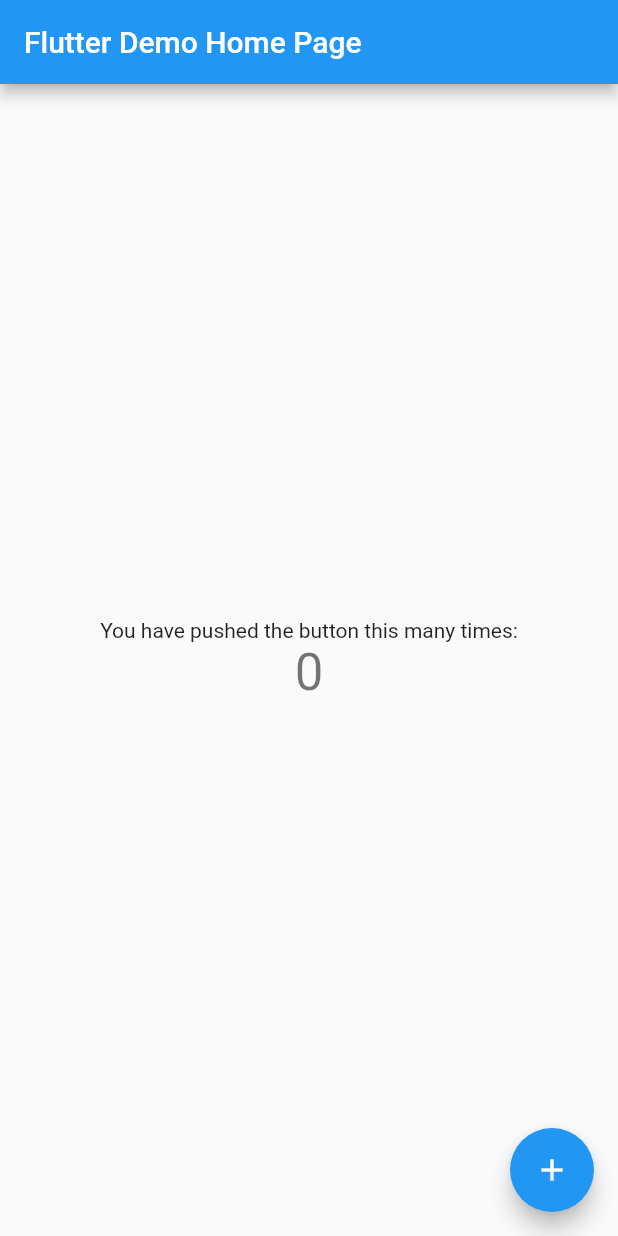
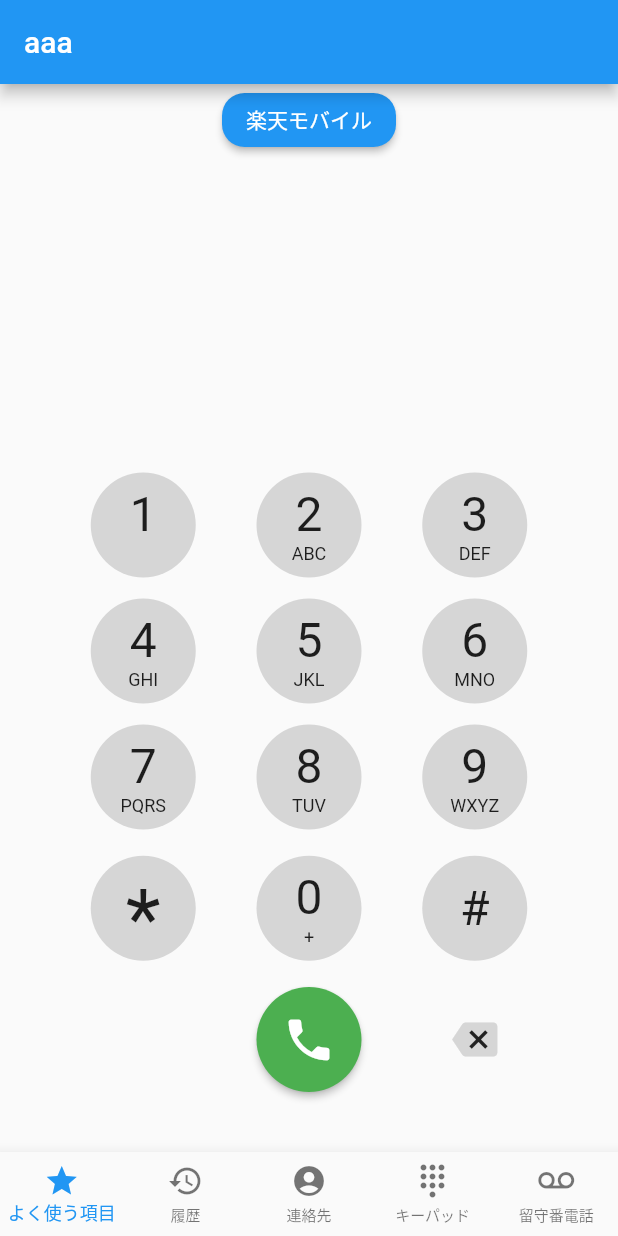
Before and after one commit to Aniokrait/mock_ios_phone_app, a Flutter app: the screen it shows after launch, on a phone screen of 412 x 824 dp. Run offline on Flutter 3.47's test engine with Material 2 defaults, Android fonts, the phone set to English and light mode, and no system bars; our stand-ins replace flutter_riverpod.

Commit message:
キーパッド画面9割型実装完了

```diff
--- a/lib/main.dart
+++ b/lib/main.dart
@@ -1,115 +1,55 @@
 import 'package:flutter/material.dart';
+import 'package:flutter_riverpod/flutter_riverpod.dart';
+import 'package:mock_ios_phone_app/pages/dial_page.dart';
 
 void main() {
-  runApp(const MyApp());
+  runApp(const ProviderScope(child: MyApp()));
 }
 
 class MyApp extends StatelessWidget {
   const MyApp({Key? key}) : super(key: key);
 
-  // This widget is the root of your application.
   @override
   Widget build(BuildContext context) {
     return MaterialApp(
       title: 'Flutter Demo',
       theme: ThemeData(
-        // This is the theme of your application.
-        //
-        // Try running your application with "flutter run". You'll see the
-        // application has a blue toolbar. Then, without quitting the app, try
-        // changing the primarySwatch below to Colors.green and then invoke
-        // "hot reload" (press "r" in the console where you ran "flutter run",
-        // or simply save your changes to "hot reload" in a Flutter IDE).
-        // Notice that the counter didn't reset back to zero; the application
-        // is not restarted.
         primarySwatch: Colors.blue,
       ),
-      home: const MyHomePage(title: 'Flutter Demo Home Page'),
+      home: const MyHomePage(),
     );
   }
 }
 
-class MyHomePage extends StatefulWidget {
-  const MyHomePage({Key? key, required this.title}) : super(key: key);
-
-  // This widget is the home page of your application. It is stateful, meaning
-  // that it has a State object (defined below) that contains fields that affect
-  // how it looks.
-
-  // This class is the configuration for the state. It holds the values (in this
-  // case the title) provided by the parent (in this case the App widget) and
-  // used by the build method of the State. Fields in a Widget subclass are
-  // always marked "final".
-
-  final String title;
+class MyHomePage extends ConsumerWidget {
+  const MyHomePage({Key? key}) : super(key: key);
 
   @override
-  State<MyHomePage> createState() => _MyHomePageState();
-}
-
-class _MyHomePageState extends State<MyHomePage> {
-  int _counter = 0;
-
-  void _incrementCounter() {
-    setState(() {
-      // This call to setState tells the Flutter framework that something has
-      // changed in this State, which causes it to rerun the build method below
-      // so that the display can reflect the updated values. If we changed
-      // _counter without calling setState(), then the build method would not be
-      // called again, and so nothing would appear to happen.
-      _counter++;
-    });
-  }
-
-  @override
-  Widget build(BuildContext context) {
-    // This method is rerun every time setState is called, for instance as done
-    // by the _incrementCounter method above.
-    //
-    // The Flutter framework has been optimized to make rerunning build methods
-    // fast, so that you can just rebuild anything that needs updating rather
-    // than having to individually change instances of widgets.
+  Widget build(BuildContext context, WidgetRef ref) {
     return Scaffold(
       appBar: AppBar(
         // Here we take the value from the MyHomePage object that was created by
         // the App.build method, and use it to set our appbar title.
-        title: Text(widget.title),
+        title: const Text('aaa'),
       ),
-      body: Center(
-        // Center is a layout widget. It takes a single child and positions it
-        // in the middle of the parent.
-        child: Column(
-          // Column is also a layout widget. It takes a list of children and
-          // arranges them vertically. By default, it sizes itself to fit its
-          // children horizontally, and tries to be as tall as its parent.
-          //
-          // Invoke "debug painting" (press "p" in the console, choose the
-          // "Toggle Debug Paint" action from the Flutter Inspector in Android
-          // Studio, or the "Toggle Debug Paint" command in Visual Studio Code)
-          // to see the wireframe for each widget.
-          //
-          // Column has various properties to control how it sizes itself and
-          // how it positions its children. Here we use mainAxisAlignment to
-          // center the children vertically; the main axis here is the vertical
-          // axis because Columns are vertical (the cross axis would be
-          // horizontal).
-          mainAxisAlignment: MainAxisAlignment.center,
-          children: <Widget>[
-            const Text(
-              'You have pushed the button this many times:',
-            ),
-            Text(
-              '$_counter',
-              style: Theme.of(context).textTheme.headline4,
-            ),
-          ],
-        ),
+      body: DialPage(),
+      bottomNavigationBar: BottomNavigationBar(
+        type: BottomNavigationBarType.fixed,
+        selectedFontSize: 12,
+        unselectedFontSize: 10,
+        currentIndex: ref.watch(tabIndex),
+        onTap: (index) => {ref.read(tabIndex.notifier).state = index},
+        items: const [
+          BottomNavigationBarItem(icon: Icon(Icons.star), label: 'よく使う項目'),
+          BottomNavigationBarItem(icon: Icon(Icons.history), label: '履歴'),
+          BottomNavigationBarItem(
+              icon: Icon(Icons.account_circle), label: '連絡先'),
+          BottomNavigationBarItem(icon: Icon(Icons.dialpad), label: 'キーパッド'),
+          BottomNavigationBarItem(icon: Icon(Icons.voicemail), label: '留守番電話'),
+        ],
       ),
-      floatingActionButton: FloatingActionButton(
-        onPressed: _incrementCounter,
-        tooltip: 'Increment',
-        child: const Icon(Icons.add),
-      ), // This trailing comma makes auto-formatting nicer for build methods.
     );
   }
 }
+
+final tabIndex = StateProvider<int>((ref) => 0);
--- /dev/null
+++ b/lib/pages/dial_page.dart
@@ -0,0 +1,262 @@
+
+
+import 'package:flutter/material.dart';
+import 'package:flutter/src/widgets/framework.dart';
+import 'package:flutter_riverpod/flutter_riverpod.dart';
+
+final _phoneNumber = StateProvider<String>((ref) => '');
+final _visibleAddNumText = StateProvider<bool>((ref) => false);
+
+class DialPage extends ConsumerWidget {
+  DialPage({Key? key}) : super(key: key);
+
+  @override
+  Widget build(BuildContext context, WidgetRef ref) {
+    return Column(
+      mainAxisAlignment: MainAxisAlignment.end,
+      children: [
+        carrierButton(),
+        phoneNumsText(ref),
+        Visibility(
+          visible: ref.watch(_visibleAddNumText),
+          child: addToContactsButton(),
+        ),
+        const Spacer(),
+        dialRow(firstRowDials(ref)),
+        dialRow(secondRowDials(ref)),
+        dialRow(thirdRowDials(ref)),
+        dialRow(fourthRowDials(ref)),
+        fifthRow(ref),
+      ],
+    );
+  }
+
+  /// button to select a mobile carrier
+  ElevatedButton carrierButton() {
+    return ElevatedButton(
+      style: ElevatedButton.styleFrom(
+        shape: RoundedRectangleBorder(
+          borderRadius: BorderRadius.circular(15),
+        ),
+      ),
+      onPressed: () => {},
+      child: const Text('楽天モバイル'),
+    );
+  }
+
+  /// text field of the input phone number
+  Text phoneNumsText(WidgetRef ref) {
+    int fontSize = 32;
+
+    // 打ち込まれた数字列を取得する(現在値)
+    String phoneNumber = ref.watch(_phoneNumber);
+    int numlength = phoneNumber.length;
+    // 表示用は別変数にする(先頭は...で置き換えるが内部的には全桁保持しておくため)
+    String dispPhoneNum = phoneNumber;
+
+    if(15 <= numlength && numlength <= 20) {
+      // 15文字目〜20文字目まで少しづつ小さくなっていく
+      // 桁数が増えるほど文字は小さくなる
+      fontSize = fontSize - (14 - numlength).abs();
+    } else if(21 <= numlength) {
+      // リビルド時にフォントが元の大きさに戻ってしまうので、小さいままにしておく
+      fontSize = 26;
+
+      // 21文字目からは先頭文字列が...に置き換わる
+      int leadingPos = (20 - numlength).abs();
+      dispPhoneNum = '...${phoneNumber.substring(leadingPos)}';
+    }
+
+    return Text(
+      dispPhoneNum,
+      style: TextStyle(fontSize: fontSize.toDouble()),
+    );
+  }
+
+  /// button to add phone number to contacts
+  TextButton addToContactsButton() {
+    return TextButton(
+      onPressed: () => {},
+      child: const Text(
+        '番号を追加',
+        style: TextStyle(fontSize: 14),
+      ),
+    );
+  }
+
+  Container dialRow(List<Widget> dialButtons) {
+    return Container(
+      margin: const EdgeInsets.only(left: 20, top: 14, right: 20),
+      child: Row(
+        mainAxisAlignment: MainAxisAlignment.spaceEvenly,
+        children: dialButtons,
+      ),
+    );
+  }
+
+  List<ElevatedButton> firstRowDials(WidgetRef ref) {
+    return [
+      // 1は半角スペースがないとなぜか上寄せになる。
+      dialButton('1', ' ', ref.read),
+      dialButton('2', 'ABC', ref.read),
+      dialButton('3', 'DEF', ref.read),
+    ];
+  }
+
+  List<ElevatedButton> secondRowDials(WidgetRef ref) {
+    return [
+      dialButton('4', 'GHI', ref.read),
+      dialButton('5', 'JKL', ref.read),
+      dialButton('6', 'MNO', ref.read),
+    ];
+  }
+
+  List<ElevatedButton> thirdRowDials(WidgetRef ref) {
+    return [
+      dialButton('7', 'PQRS', ref.read),
+      dialButton('8', 'TUV', ref.read),
+      dialButton('9', 'WXYZ', ref.read),
+    ];
+  }
+
+  List<ElevatedButton> fourthRowDials(WidgetRef ref) {
+    return [
+      dialButton('*', '', ref.read),
+      dialButton('0', '+', ref.read),
+      dialButton('#', '', ref.read),
+    ];
+  }
+
+  Container fifthRow(WidgetRef ref) {
+    return Container(
+      margin:
+      const EdgeInsets.only(left: 20, top: 14, right: 20, bottom: 40),
+      child: Row(
+        mainAxisAlignment: MainAxisAlignment.spaceEvenly,
+        children: [
+          const SizedBox(
+            width: 70,
+            height: 70,
+          ),
+          handsetButton(),
+          backspaceButton(ref),
+        ],
+      ),
+    );
+  }
+
+  /// returns round shaped dial button
+  ElevatedButton dialButton(String dialChar, String alphabet, Reader read) {
+    return ElevatedButton(
+      style: ElevatedButton.styleFrom(
+        primary: Colors.grey[350],
+        elevation: 0,
+        shape: const CircleBorder(),
+        minimumSize: const Size(70, 70),
+      ),
+      onPressed: () {
+        read(_phoneNumber.notifier).state += dialChar;
+        read(_visibleAddNumText.notifier).state = true;
+      },
+      //以下ボタン内のテキストの設定
+      child: () {
+        return RichText(
+          textAlign: TextAlign.center,
+          text: dialButtonText(dialChar, alphabet),
+        );
+      }(),
+    );
+  }
+
+  TextSpan dialButtonText(String dialChar, String alphabet) {
+    double dialFontSize = 32;
+    const double alphabetFontSize = 12;
+    const fontColor = Colors.black87;
+
+    if (dialChar == '*') {
+      dialFontSize = 54;
+    }
+
+    final List<InlineSpan> textSpanList = [];
+    // ＊が上側に寄ってしまうのを回避
+    if (dialChar == '*') {
+      textSpanList.add(
+        const TextSpan(
+          text: '\n',
+          style: TextStyle(fontSize: alphabetFontSize, color: fontColor),
+        ),
+      );
+    }
+
+    // 数字行
+    textSpanList.add(TextSpan(
+      text: dialChar,
+      style: TextStyle(fontSize: dialFontSize, color: fontColor),
+    ));
+
+    // 記号以外の場合のみ2行目用のTextSpanを追加
+    if (dialChar != '*' && dialChar != '#') {
+      textSpanList.add(TextSpan(
+        text: '\n$alphabet',
+        style: const TextStyle(fontSize: alphabetFontSize, color: fontColor),
+      ));
+    }
+
+    return TextSpan(children: textSpanList);
+  }
+
+  /// returns handset button
+  ElevatedButton handsetButton() {
+    return ElevatedButton(
+      onPressed: () => {},
+      style: ElevatedButton.styleFrom(
+        primary: Colors.green,
+        shape: const CircleBorder(),
+        minimumSize: const Size(70, 70),
+      ),
+      child: const Icon(
+        Icons.phone,
+        size: 36,
+      ),
+    );
+  }
+
+  /// returns buck space button
+  Container backspaceButton(WidgetRef ref) {
+    return Container(
+      width: 70,
+      height: 70,
+      alignment: Alignment.center,
+      child: Stack(
+        children: [
+          Container(
+            width: 15,
+            height: 15,
+            margin: const EdgeInsets.only(left: 9, top: 7),
+            color: Colors.black87,
+          ),
+          InkWell(
+            onTap: () {
+              String phoneNum = ref.read(_phoneNumber);
+              if(phoneNum.isEmpty) {
+                return;
+              }
+              String trimmed = phoneNum.substring(0, phoneNum.length - 1);
+              ref.read(_phoneNumber.notifier).state = trimmed;
+
+              // 「番号を追加」を非表示に
+              if (trimmed.isEmpty) {
+                ref.read(_visibleAddNumText.notifier).state = false;
+              }
+            },
+            child: Icon(
+              size: 30,
+              Icons.backspace,
+              color: Colors.grey[350],
+            ),
+          ),
+        ],
+      ),
+    );
+  }
+}
--- a/pubspec.yaml
+++ b/pubspec.yaml
@@ -34,6 +34,7 @@ dependencies:
   # The following adds the Cupertino Icons font to your application.
   # Use with the CupertinoIcons class for iOS style icons.
   cupertino_icons: ^1.0.2
+  flutter_riverpod: ^1.0.4
 
 dev_dependencies:
   flutter_test:
```
Also changed, not shown: pubspec.lock.
